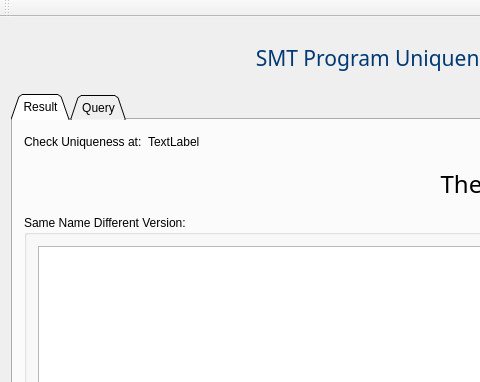
Qt form uniquenesscheck.ui (MoShunyi/SMTProgramUniquenessCheck) before a commit; both pictures show x 0 to 480 and y 0 to 382 of the 1057 by 732 pixel window.
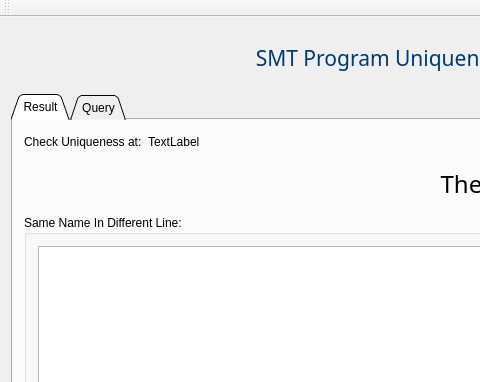
The same form after that commit. Icons and pictures are not drawn.

Commit message:
更新：修改查找同线同名不同版本的SQL语句
日期：2020-01-08

Patch:
```diff
--- a/uniquenesscheck.ui
+++ b/uniquenesscheck.ui
@@ -294,7 +294,7 @@
               <item>
                <widget class="QGroupBox" name="groupBox1">
                 <property name="title">
-                 <string>Same Name Different Version:</string>
+                 <string>Same Name In Different Line:</string>
                 </property>
                 <layout class="QVBoxLayout" name="verticalLayout_10">
                  <item>
```
The commit also changes 2 other files.
